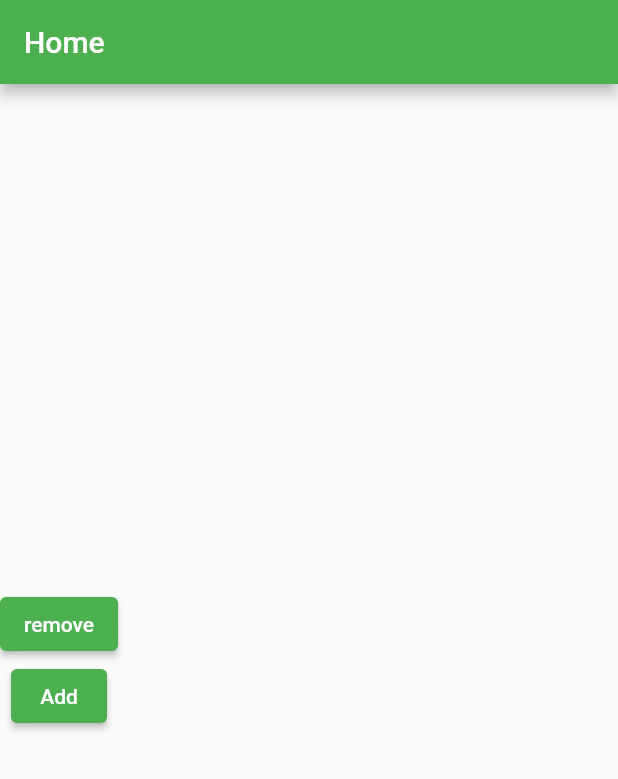
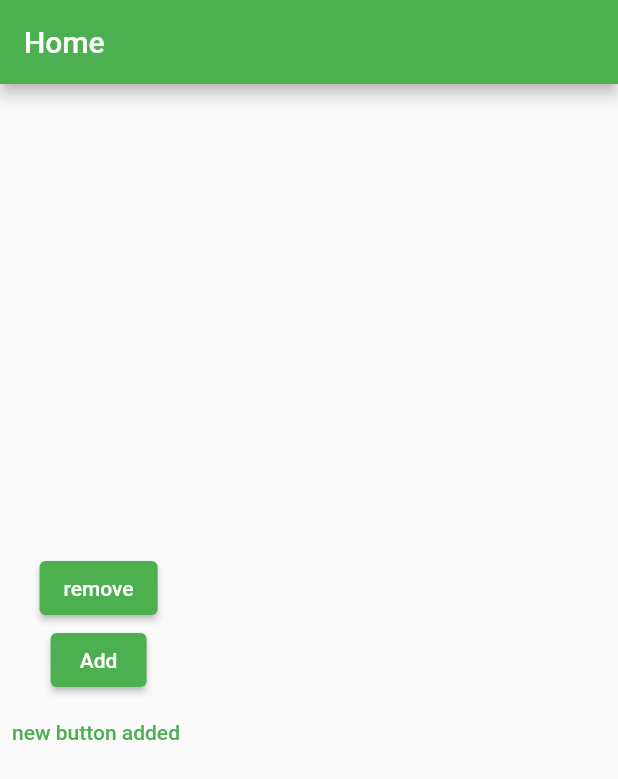
Before and after one commit to ihsankottupadam/test, a Flutter app: the screen it shows after launch, on a phone screen of 412 x 824 dp. Shown: the top 779 px of the screen. Run offline on Flutter 3.47's test engine with Material 2 defaults, Android fonts, the phone set to English and light mode, and no system bars.

Commit message:
new button added

```diff
--- a/lib/screen_home.dart
+++ b/lib/screen_home.dart
@@ -24,7 +24,8 @@ class _HomeScreenState extends State<HomeScreen> {
               onPressed: () {
                 add();
               },
-              child: const Text('Add'))
+              child: const Text('Add')),
+              TextButton(onPressed: (){}, child:Text('new button added '))
         ],
       ),
     );
```
